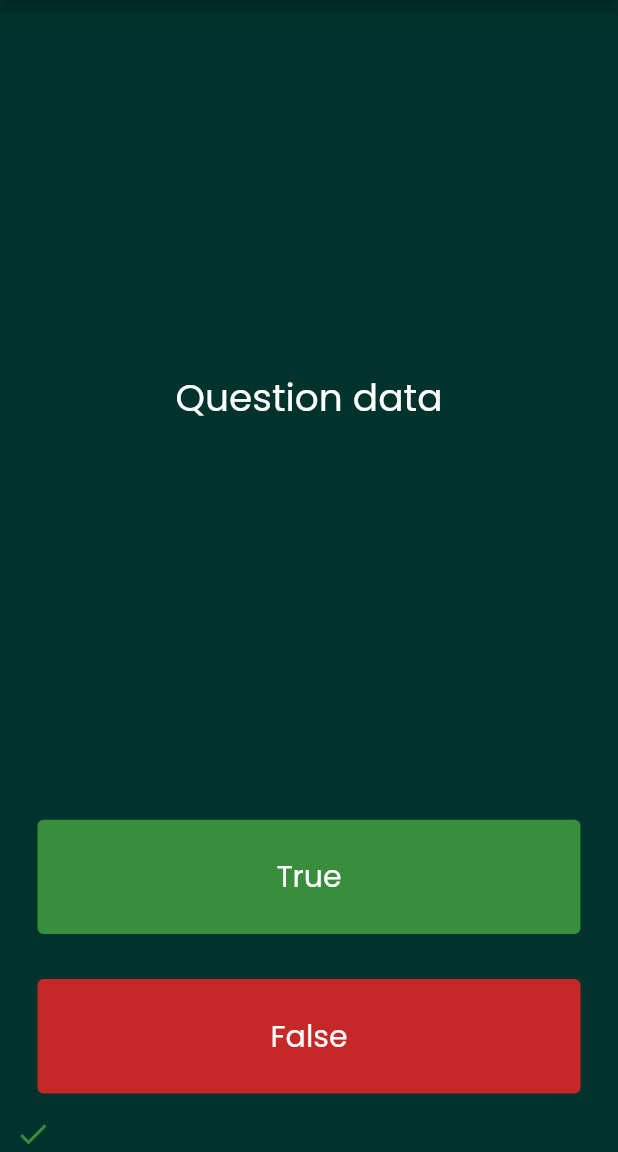
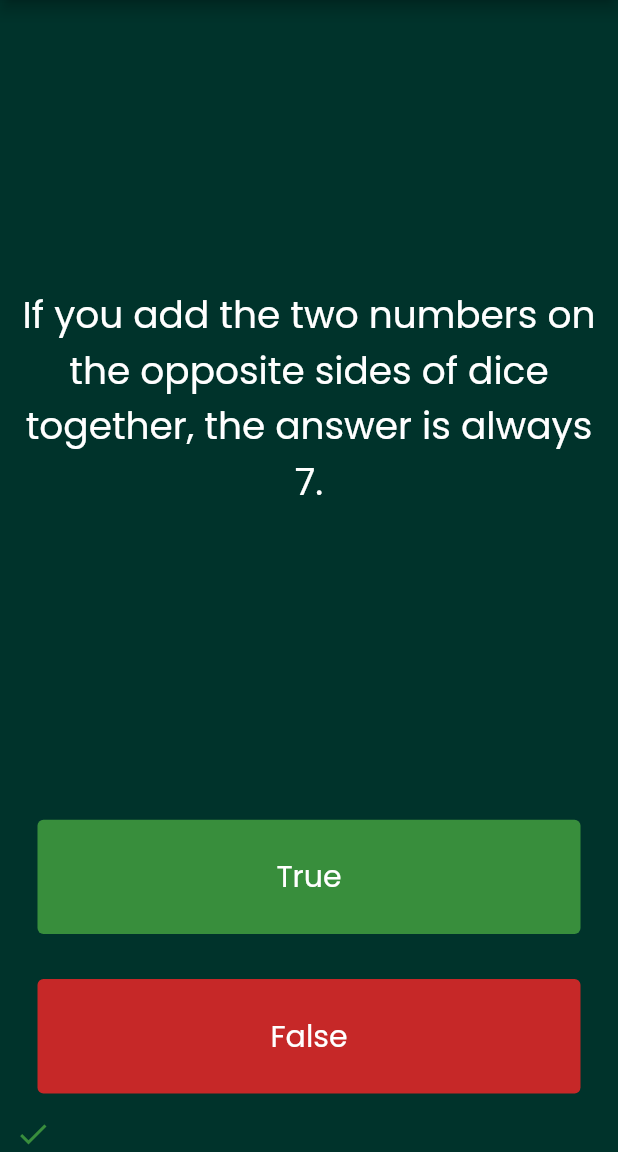
Before and after one commit to vutfiq01/mi_flash_card, a Flutter app: the QuizApp screen opened directly, after a tap on "True", on a phone screen of 412 x 824 dp, the part 84-1236 px from its top. Run offline on Flutter 3.47's test engine with Material 2 defaults, Android fonts, the phone set to English and light mode, and no system bars; our stand-ins replace audioplayers, font_awesome_flutter, rflutter_alert.

Commit message:
quiz app complete

```diff
--- /dev/null
+++ b/lib/quizAppAssets/question_class.dart
@@ -0,0 +1,9 @@
+class Question {
+  late String questionText;
+  late bool answerText;
+
+  Question({required String q, required bool a}) {
+    questionText = q;
+    answerText = a;
+  }
+}
--- /dev/null
+++ b/lib/quizAppAssets/quiz_questions.dart
@@ -0,0 +1,47 @@
+import 'question_class.dart';
+
+class QuizQuestions {
+  int _questionTracker = 0;
+  final List<Question> _questionBank = [
+    Question(q: 'There are five zeros in one hundred thousand.', a: true),
+    Question(
+        q: 'If you add the two numbers on the opposite sides of dice together, the answer is always 7.',
+        a: true),
+    Question(q: 'The moon is just 1 percent of the mass of Earth.', a: true),
+    Question(q: 'Apes cant laugh.', a: false),
+    Question(q: 'A snail can sleep for three years.', a: true),
+    Question(
+        q: 'Tasting is never determined by what you\'re smelling.', a: false),
+    Question(q: 'You can sneeze during sleep.', a: false),
+  ];
+
+  void nextQuestion() {
+    if (_questionTracker < _questionBank.length - 1) {
+      _questionTracker++;
+    }
+  }
+
+  String getQuestionPrompt() {
+    return _questionBank[_questionTracker].questionText;
+  }
+
+  bool getQuestionAnswer() {
+    return _questionBank[_questionTracker].answerText;
+  }
+
+  bool isFinished() {
+    if (_questionTracker >= _questionBank.length - 1) {
+      return true;
+    } else {
+      return false;
+    }
+  }
+
+  void resetQuestionTracker() {
+    _questionTracker = 0;
+  }
+
+  int getQuestionCount() {
+    return _questionBank.length;
+  }
+}
--- a/lib/quiz_app.dart
+++ b/lib/quiz_app.dart
@@ -1,6 +1,10 @@
 import 'package:flutter/material.dart';
 import 'package:mi_flash_card/widget/custom_appbar.dart';
 import 'package:mi_flash_card/widget/navigation_drawer.dart';
+import 'quizAppAssets/quiz_questions.dart';
+import 'package:rflutter_alert/rflutter_alert.dart';
+
+QuizQuestions quizData = QuizQuestions();
 
 class QuizApp extends StatelessWidget {
   final String appBarTitle;
@@ -34,19 +38,66 @@ class QuizSection extends StatefulWidget {
 class _QuizSectionState extends State<QuizSection> {
   List<Icon> scoreIconList = [];
 
+  void answerChecker(bool userAnswer) {
+    bool rightAnswer = quizData.getQuestionAnswer();
+    setState(
+      () {
+        if (quizData.isFinished() == true) {
+          Alert(
+            context: context,
+            type: AlertType.success,
+            title: "Quiz Finished!",
+            desc: "You just reached the end.",
+            buttons: [
+              DialogButton(
+                onPressed: () => Navigator.pop(context),
+                color: Colors.teal[900],
+                width: 120,
+                child: const Text(
+                  "COOL!",
+                  style: TextStyle(color: Colors.white, fontSize: 20),
+                ),
+              )
+            ],
+          ).show();
+          quizData.resetQuestionTracker();
+          scoreIconList.clear();
+        } else {
+          if (rightAnswer == userAnswer) {
+            scoreIconList.add(
+              Icon(
+                Icons.check,
+                color: Colors.green[700],
+              ),
+            );
+          } else {
+            scoreIconList.add(
+              Icon(
+                Icons.close,
+                color: Colors.red[800],
+              ),
+            );
+          }
+
+          quizData.nextQuestion();
+        }
+      },
+    );
+  }
+
   @override
   Widget build(BuildContext context) {
     return Column(
       mainAxisAlignment: MainAxisAlignment.spaceBetween,
       crossAxisAlignment: CrossAxisAlignment.stretch,
       children: <Widget>[
-        const Expanded(
+        Expanded(
           flex: 5,
           child: Center(
             child: Text(
-              'Question data',
+              quizData.getQuestionPrompt(),
               textAlign: TextAlign.center,
-              style: TextStyle(
+              style: const TextStyle(
                 fontFamily: 'Poppins',
                 fontSize: 25,
                 color: Colors.white,
@@ -59,14 +110,7 @@ class _QuizSectionState extends State<QuizSection> {
             padding: const EdgeInsets.all(15.0),
             child: TextButton(
               onPressed: () {
-                setState(() {
-                  scoreIconList.add(
-                    Icon(
-                      Icons.check,
-                      color: Colors.green[700],
-                    ),
-                  );
-                });
+                answerChecker(true);
               },
               style: TextButton.styleFrom(
                 backgroundColor: Colors.green[700],
@@ -87,14 +131,7 @@ class _QuizSectionState extends State<QuizSection> {
             padding: const EdgeInsets.all(15.0),
             child: TextButton(
               onPressed: () {
-                setState(() {
-                  scoreIconList.add(
-                    Icon(
-                      Icons.close,
-                      color: Colors.red[800],
-                    ),
-                  );
-                });
+                answerChecker(false);
               },
               style: TextButton.styleFrom(
                 backgroundColor: Colors.red[800],
--- a/pubspec.yaml
+++ b/pubspec.yaml
@@ -15,6 +15,7 @@ dependencies:
   #social icons
   font_awesome_flutter: ">=6.2.1"
   audioplayers: ^5.1.0
+  rflutter_alert: ^2.0.7
 
 dev_dependencies:
   flutter_test:
```
Also changed, not shown: pubspec.lock.
